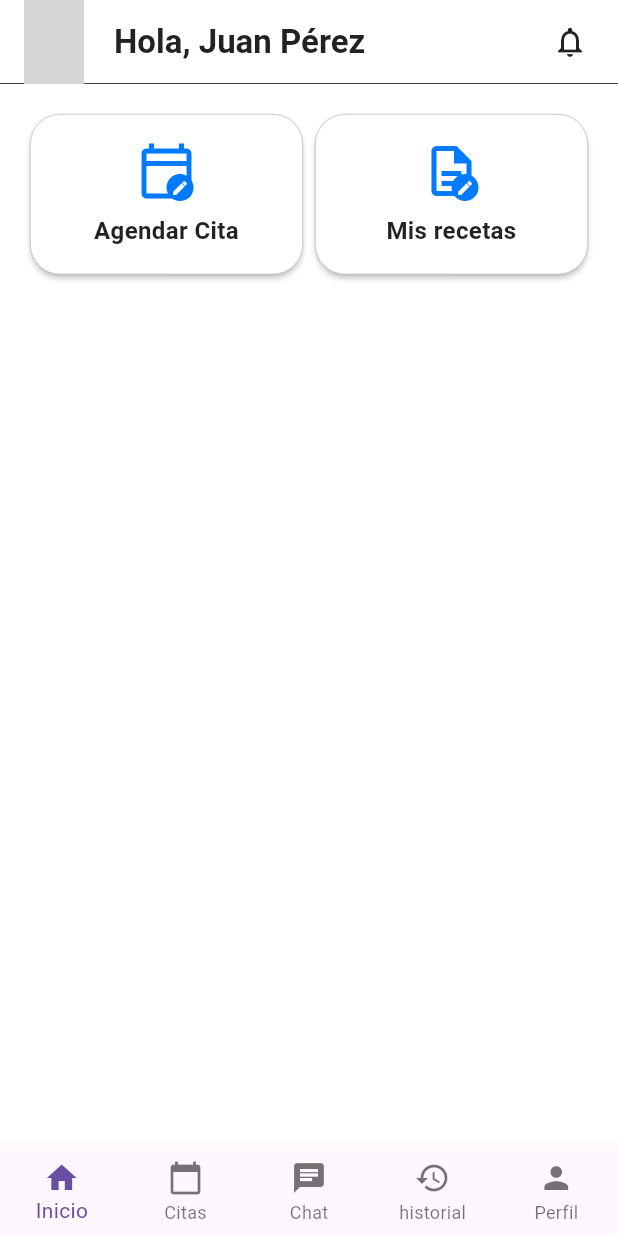
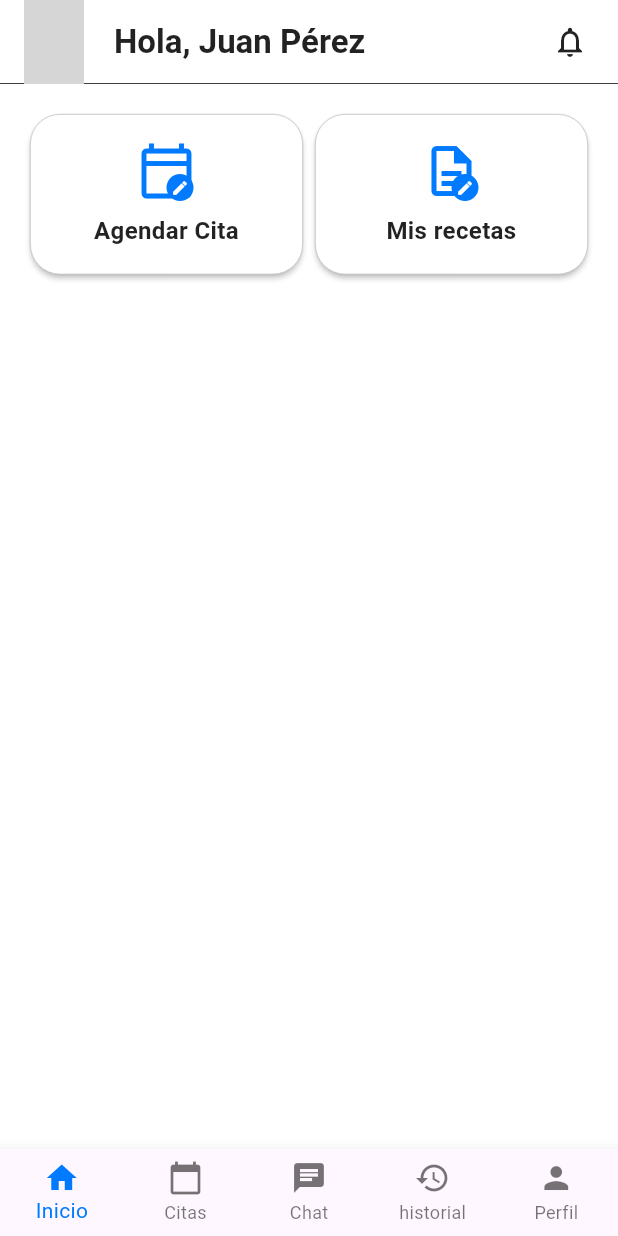
Before and after one commit to sbpol2000/medical_app, a Flutter app: the DashboardPage screen opened directly, on a phone screen of 412 x 824 dp. Run offline on Flutter 3.47's test engine with Material 3 defaults, Android fonts, the phone set to English and light mode, and no system bars; our stand-ins replace go_router; grey boxes are pictures that could not be loaded.

Commit message:
Add navigation routes for chat, appointments, and dashboard; update login and register pages to navigate to dashboard on successful login

```diff
--- a/lib/app/constants/routes.dart
+++ b/lib/app/constants/routes.dart
@@ -5,4 +5,5 @@
   static String chat = '/chat';
   static String register = '/register';
   static String appointments = '/appointments';
+  static String dashboard = '/dashboard';
 }
--- a/lib/app/router/app_router.dart
+++ b/lib/app/router/app_router.dart
@@ -5,6 +5,7 @@
 import 'package:medical_app/features/auth/views/login.dart';
 import 'package:medical_app/features/auth/views/register.dart';
 import 'package:medical_app/features/chat/ChatPage.dart';
+import 'package:medical_app/features/dashboard/DashboardPage.dart';
 import 'package:medical_app/features/onboarding/onboardingPage.dart';
 
 final GoRouter appRouter = GoRouter(
@@ -31,5 +32,9 @@
       path: AppRoutes.appointments,
       builder: (context, state) => const MedicalAppointmentsPage(),
     ),
+    GoRoute(
+      path: AppRoutes.dashboard,
+      builder: (context, state) => const DashboardPage(),
+    ),
   ],
 );
--- a/lib/features/auth/views/register.dart
+++ b/lib/features/auth/views/register.dart
@@ -1,5 +1,6 @@
 import 'package:flutter/material.dart';
 import 'package:flutter/gestures.dart';
+import 'package:medical_app/app/constants/colors.dart';
 import 'package:medical_app/app/constants/navigate.dart';
 
 class RegisterPage extends StatefulWidget {
@@ -236,7 +237,7 @@
                         child: ElevatedButton(
                           onPressed: _loading ? null : _submit,
                           style: ElevatedButton.styleFrom(
-                            backgroundColor: Color.fromRGBO(0, 122, 255, 100),
+                            backgroundColor: colorBlue,
                             shape: RoundedRectangleBorder(
                               borderRadius: BorderRadius.circular(12),
                             ),
@@ -280,7 +281,7 @@
                                 text: 'Inicia sesión',
                                 style: TextStyle(
                                   fontSize: 14,
-                                  color: Color.fromRGBO(0, 122, 255, 100),
+                                  color: colorBlue,
                                 ),
                                 recognizer: TapGestureRecognizer()
                                   ..onTap = _loading
--- a/lib/features/dashboard/DashboardPage.dart
+++ b/lib/features/dashboard/DashboardPage.dart
@@ -1,4 +1,5 @@
 import 'package:flutter/material.dart';
+import 'package:medical_app/app/constants/colors.dart';
 
 class DashboardPage extends StatefulWidget {
   const DashboardPage({Key? key}) : super(key: key);
@@ -74,6 +75,7 @@
         currentIndex: _currentIndex,
         onTap: (i) => setState(() => _currentIndex = i),
         showUnselectedLabels: true,
+        selectedItemColor: colorBlue,
         items: const [
           BottomNavigationBarItem(icon: Icon(Icons.home), label: 'Inicio'),
           BottomNavigationBarItem(
```
Also changed, not shown: lib/app/constants/navigate.dart (+9 -0 lines), lib/features/auth/views/login.dart (+4 -7 lines).
